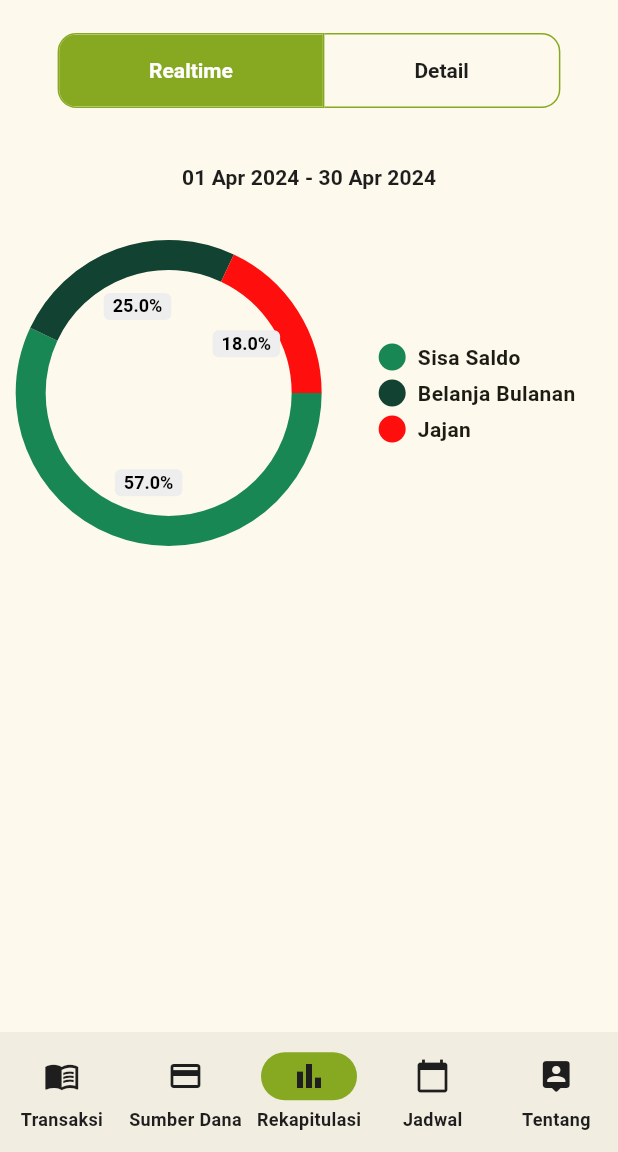
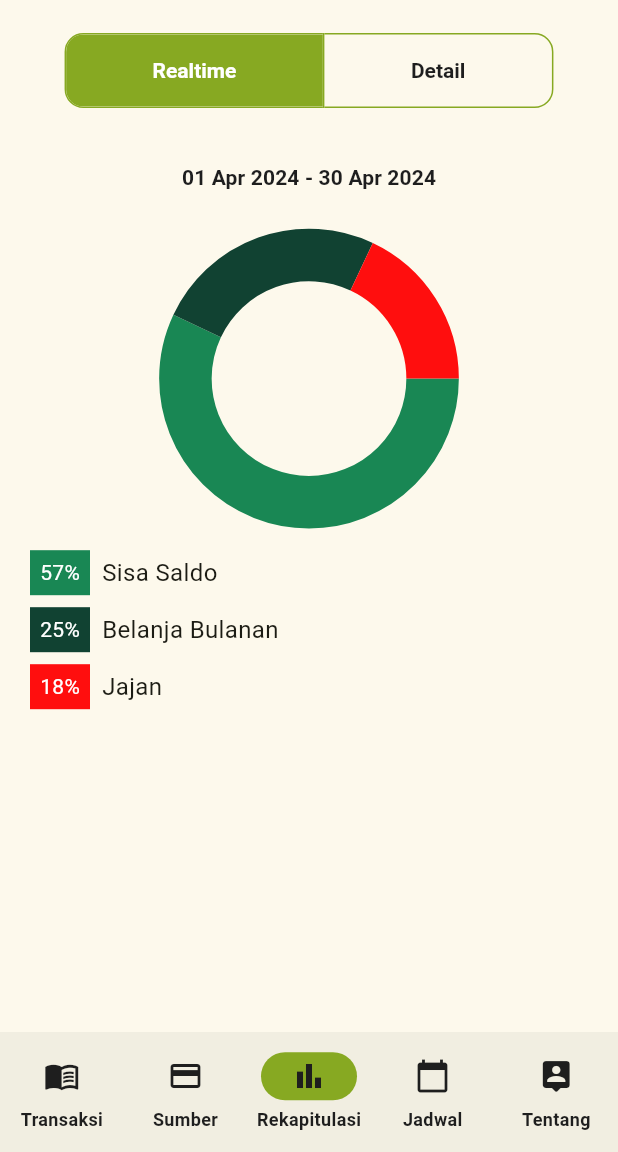
Before and after one commit to justucok/passion_shoot, a Flutter app: the screen it shows after launch, item 3 of the bottom bar chosen, after a tap on "Realtime", on a phone screen of 412 x 824 dp, the part 84-1236 px from its top. Run offline on Flutter 3.47's test engine with Material 3 defaults, Android fonts, the phone set to English and light mode, and no system bars; drawn by our look-alikes of pie_chart; our stand-ins replace flutter_speed_dial, table_calendar; Roboto replaces fonts that are missing (inter).

Commit message:
memperbaiki layouting

```diff
--- a/lib/features/pages/home/home.dart
+++ b/lib/features/pages/home/home.dart
@@ -48,7 +48,7 @@ class _HomeScreenState extends State<HomeScreen> {
             ),
             NavigationDestination(
               icon: Icon(Icons.credit_card),
-              label: 'Sumber Dana',
+              label: 'Sumber',
             ),
             NavigationDestination(
               icon: Icon(Icons.bar_chart),
--- a/lib/features/widget/recap/detail_list.dart
+++ b/lib/features/widget/recap/detail_list.dart
@@ -8,6 +8,8 @@ class DetailList extends StatelessWidget {
 
   @override
   Widget build(BuildContext context) {
+    double screenWidth = MediaQuery.of(context).size.width;
+    double contentWidth = screenWidth * 0.9; // 90% dari lebar layar
     return Expanded(
       child: Container(
         decoration: BoxDecoration(
@@ -18,14 +20,15 @@ class DetailList extends StatelessWidget {
         ),
         margin: const EdgeInsets.symmetric(horizontal: 12),
         padding: const EdgeInsets.all(12),
-        width: double.infinity,
+        width: contentWidth,
         child: ListView(
           children: [
             ListTile(
               contentPadding: const EdgeInsets.all(0),
               title: Text(
                 'Saldo Awal',
-                style: primaryTextStyle.copyWith(fontWeight: FontWeight.normal,color: Colors.black),
+                style: primaryTextStyle.copyWith(
+                    fontWeight: FontWeight.normal, color: Colors.black),
               ),
               trailing: Text(
                 '0',
@@ -36,51 +39,60 @@ class DetailList extends StatelessWidget {
               contentPadding: const EdgeInsets.all(0),
               title: Text(
                 'Pengeluaran',
-                style: primaryTextStyle.copyWith(fontWeight: FontWeight.normal,color: Colors.black),
+                style: primaryTextStyle.copyWith(
+                    fontWeight: FontWeight.normal, color: Colors.black),
               ),
               trailing: Text(
                 '850.000',
-                style: primaryTextStyle.copyWith(fontSize: 14, color: dangerColor),
+                style:
+                    primaryTextStyle.copyWith(fontSize: 14, color: dangerColor),
               ),
             ),
             ListTile(
               contentPadding: const EdgeInsets.all(0),
               title: Text(
                 'Pemasukan',
-                style: primaryTextStyle.copyWith(fontWeight: FontWeight.normal,color: Colors.black),
+                style: primaryTextStyle.copyWith(
+                    fontWeight: FontWeight.normal, color: Colors.black),
               ),
               trailing: Text(
                 '+2.000.000',
-                style: primaryTextStyle.copyWith(fontSize: 14, color: succesColor),
+                style:
+                    primaryTextStyle.copyWith(fontSize: 14, color: succesColor),
               ),
             ),
             ListTile(
               contentPadding: const EdgeInsets.all(0),
               title: Text(
                 'Selisih',
-                style: primaryTextStyle.copyWith(fontWeight: FontWeight.normal,color: Colors.black),
+                style: primaryTextStyle.copyWith(
+                    fontWeight: FontWeight.normal, color: Colors.black),
               ),
               trailing: Text(
                 '+1.150.000',
-                style: primaryTextStyle.copyWith(fontSize: 14, color: succesColor),
+                style:
+                    primaryTextStyle.copyWith(fontSize: 14, color: succesColor),
               ),
             ),
             ListTile(
               contentPadding: const EdgeInsets.all(0),
               title: Text(
                 'Koreksi Saldo',
-                style: primaryTextStyle.copyWith(fontWeight: FontWeight.normal,color: Colors.black),
+                style: primaryTextStyle.copyWith(
+                    fontWeight: FontWeight.normal, color: Colors.black),
               ),
               trailing: Text(
                 '+1.090.000',
-                style: primaryTextStyle.copyWith(fontSize: 14, color: succesColor),
+                style:
+                    primaryTextStyle.copyWith(fontSize: 14, color: succesColor),
               ),
             ),
             ListTile(
               contentPadding: const EdgeInsets.all(0),
               title: Text(
                 'Saldo Akhir',
-                style: primaryTextStyle.copyWith(fontWeight: FontWeight.normal,color: Colors.black),
+                style: primaryTextStyle.copyWith(
+                    fontWeight: FontWeight.normal, color: Colors.black),
               ),
               trailing: Text(
                 '2.240.000',
--- a/lib/features/widget/recap/graph.dart
+++ b/lib/features/widget/recap/graph.dart
@@ -1,30 +1,70 @@
-import 'package:flutter/cupertino.dart';
+import 'package:flutter/material.dart';
 import 'package:pie_chart/pie_chart.dart';
 
 class Graph extends StatelessWidget {
   const Graph({
-    super.key,
+    Key? key,
     required this.dataMap,
     required this.colorList,
-  });
+  }) : super(key: key);
 
   final Map<String, double> dataMap;
   final List<Color> colorList;
 
   @override
   Widget build(BuildContext context) {
-    return SizedBox(
-      width: double.infinity,
-      height: 200,
-      child: PieChart(
-        dataMap: dataMap,
-        chartType: ChartType.ring,
-        // baseChartColor: secondaryColor,
-        colorList: colorList,
-        chartValuesOptions: const ChartValuesOptions(
-          showChartValuesInPercentage: true,
+    return Column(
+      crossAxisAlignment: CrossAxisAlignment.center,
+      children: [
+        PieChart(
+          dataMap: dataMap,
+          chartType: ChartType.ring,
+          ringStrokeWidth: 35, // Atur ketebalan cincin sesuai kebutuhan Anda
+          chartRadius: MediaQuery.of(context).size.width * 0.4,
+          chartValuesOptions: const ChartValuesOptions(
+            showChartValuesOutside: false, // Nonaktifkan nilai di chart
+            showChartValues: false,
+            showChartValuesInPercentage:
+                false, // Nonaktifkan presentase di chart
+          ),
+          colorList: colorList,
+          legendOptions: const LegendOptions(showLegends: false),
         ),
-      ),
+        SizedBox(height: 20), // Jarak antara chart dan legend
+        SizedBox(
+          height: 40 * dataMap.length.toDouble(), // Mengatur tinggi legenda
+          child: ListView.builder(
+            itemCount: dataMap.length,
+            itemBuilder: (context, index) {
+              var entry = dataMap.entries.elementAt(index);
+              return Padding(
+                padding:
+                    const EdgeInsets.symmetric(vertical: 4, horizontal: 20),
+                child: Row(
+                  children: [
+                    Container(
+                      width: 40,
+                      height: 30,
+                      color: colorList[index],
+                      child: Center(
+                        child: Text(
+                          '${entry.value.toInt()}%',
+                          style: TextStyle(color: Colors.white),
+                        ),
+                      ),
+                    ),
+                    SizedBox(width: 8),
+                    Text(
+                      entry.key,
+                      style: TextStyle(fontSize: 16),
+                    ),
+                  ],
+                ),
+              );
+            },
+          ),
+        ),
+      ],
     );
   }
 }
--- a/lib/features/widget/recap/recap.dart
+++ b/lib/features/widget/recap/recap.dart
@@ -40,11 +40,13 @@ class _RecapContentState extends State<RecapContent> {
       body: Column(
         children: [
           // toggle button
+
           Container(
             alignment: Alignment.center,
             margin: const EdgeInsets.symmetric(horizontal: 12, vertical: 10),
             padding: const EdgeInsets.all(12),
-            width: double.infinity,
+            width: MediaQuery.of(context).size.width *
+                0.9, // Menggunakan MediaQuery untuk mendapatkan lebar layar dan menyesuaikan Container
             child: ToggleButtons(
               textStyle: primaryTextStyle,
               splashColor: secondaryColor,
@@ -67,13 +69,17 @@ class _RecapContentState extends State<RecapContent> {
                   }
                 });
               },
-              children: const [
+              children: [
                 Padding(
-                  padding: EdgeInsets.symmetric(horizontal: 60),
+                  padding: EdgeInsets.symmetric(
+                      horizontal: MediaQuery.of(context).size.width *
+                          0.14), // Menggunakan MediaQuery untuk mendapatkan lebar layar dan menyesuaikan padding
                   child: Text('Realtime'),
                 ),
                 Padding(
-                  padding: EdgeInsets.symmetric(horizontal: 60),
+                  padding: EdgeInsets.symmetric(
+                      horizontal: MediaQuery.of(context).size.width *
+                          0.14), // Menggunakan MediaQuery untuk mendapatkan lebar layar dan menyesuaikan padding
                   child: Text('Detail'),
                 ),
               ],
@@ -82,9 +88,7 @@ class _RecapContentState extends State<RecapContent> {
           // end toggle button
           Center(
             child: TextButton(
-              onPressed: () {
-
-              },
+              onPressed: () {},
               child: Text(
                 '01 Apr 2024 - 30 Apr 2024',
                 style: primaryTextStyle,
@@ -96,7 +100,7 @@ class _RecapContentState extends State<RecapContent> {
           ),
           isSelected[0]
               ? Graph(dataMap: dataMap, colorList: colorList)
-              : const DetailList()
+              : const DetailList(),
         ],
       ),
     );
--- a/lib/features/widget/transaction/content_list.dart
+++ b/lib/features/widget/transaction/content_list.dart
@@ -8,6 +8,8 @@ class ContentList extends StatelessWidget {
 
   @override
   Widget build(BuildContext context) {
+    double screenWidth = MediaQuery.of(context).size.width;
+    double contentWidth = screenWidth * 0.9; // 90% dari lebar layar
     return Container(
       decoration: BoxDecoration(
         color: bgColor,
@@ -19,7 +21,7 @@ class ContentList extends StatelessWidget {
         horizontal: 12,
       ),
       // padding: const EdgeInsets.all(),
-      width: double.infinity,
+      width: contentWidth,
       child: ListView(
         children: [
           // list content
--- a/lib/features/widget/transaction/statusbar.dart
+++ b/lib/features/widget/transaction/statusbar.dart
@@ -5,10 +5,13 @@ class StatusBar extends StatelessWidget {
   const StatusBar({
     super.key,
   });
-
   @override
   Widget build(BuildContext context) {
-    return Container(
+    double screenWidth = MediaQuery.of(context).size.width;
+    double contentWidth = screenWidth * 0.9; // 80% dari lebar layar
+
+    return Center(
+      child: Container(
         decoration: BoxDecoration(
           color: alternativeColor,
           borderRadius: const BorderRadius.all(
@@ -18,11 +21,12 @@ class StatusBar extends StatelessWidget {
         margin: const EdgeInsets.symmetric(horizontal: 12, vertical: 10),
         padding: const EdgeInsets.all(12),
         height: 80,
-      width: double.infinity,
+        width: contentWidth, // Menggunakan lebar yang sudah dihitung
         child: Row(
           mainAxisAlignment: MainAxisAlignment.center,
           children: [
-          Column(
+            Expanded(
+              child: Column(
                 mainAxisAlignment: MainAxisAlignment.center,
                 children: [
                   Text(
@@ -35,10 +39,12 @@ class StatusBar extends StatelessWidget {
                   ),
                 ],
               ),
-          const SizedBox(
-            width: 80,
             ),
-          Column(
+            SizedBox(
+              width: screenWidth * 0.05, // 5% dari lebar layar
+            ),
+            Expanded(
+              child: Column(
                 mainAxisAlignment: MainAxisAlignment.center,
                 children: [
                   Text(
@@ -51,10 +57,12 @@ class StatusBar extends StatelessWidget {
                   ),
                 ],
               ),
-          const SizedBox(
-            width: 80,
             ),
-          Column(
+            SizedBox(
+              width: screenWidth * 0.05, // 5% dari lebar layar
+            ),
+            Expanded(
+              child: Column(
                 mainAxisAlignment: MainAxisAlignment.center,
                 children: [
                   Text(
@@ -67,7 +75,9 @@ class StatusBar extends StatelessWidget {
                   ),
                 ],
               ),
+            ),
           ],
+        ),
       ),
     );
   }
```
Lines whose indentation alone changed are shown as unchanged.
